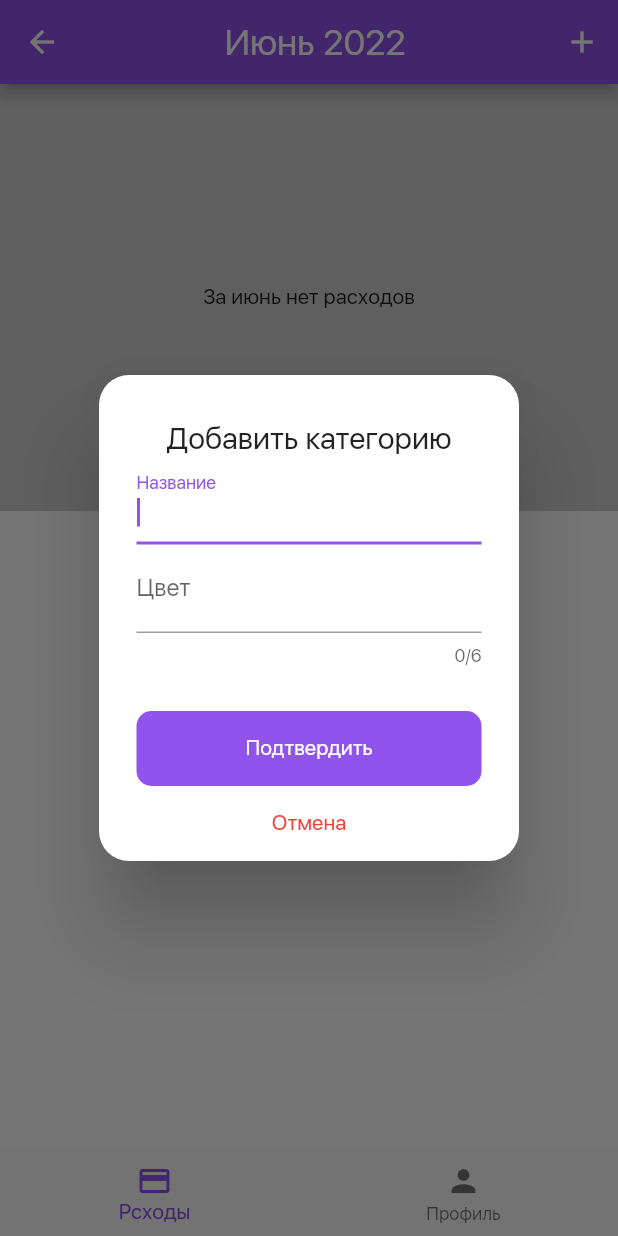
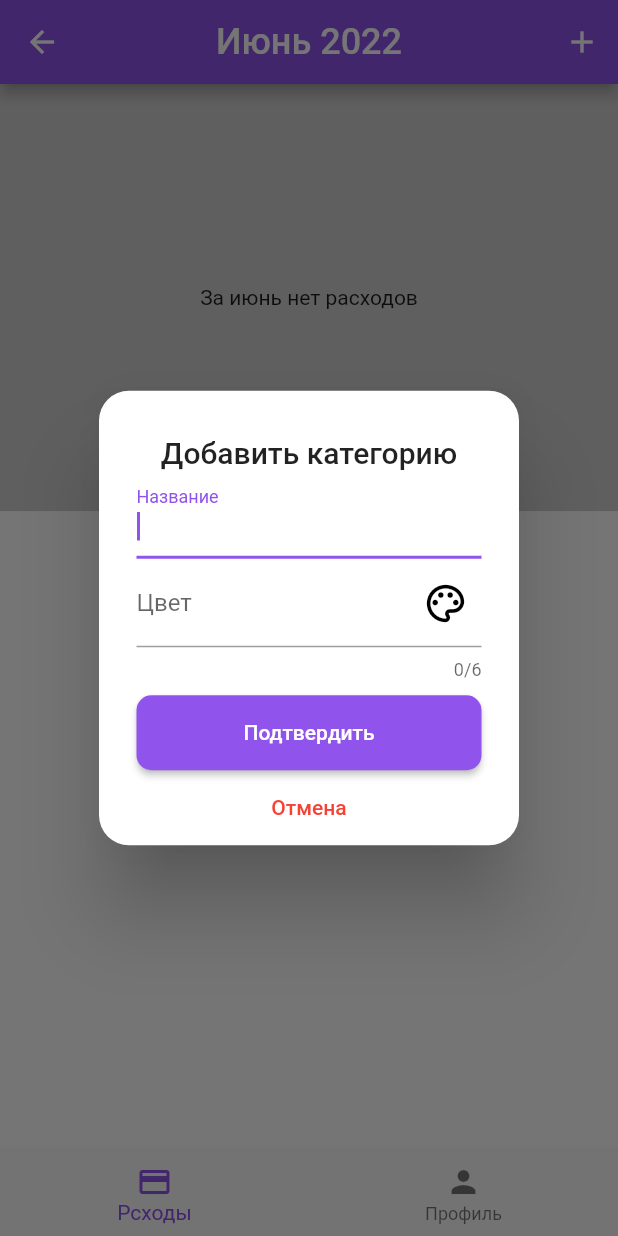
Before and after one commit to iaroshuk-dmitrii/money_tracker, a Flutter app: the MainTabsScreen screen opened by its route, after a tap on the "add" icon, on a phone screen of 412 x 824 dp. Run offline on Flutter 3.47's test engine with Material 2 defaults, Android fonts, the phone set to English and light mode, and no system bars; our stand-ins replace basic_utils, bloc, cloud_firestore, firebase_auth, firebase_core, firebase_storage and 4 more; accounts and stored records are empty; network calls fail.

Commit message:
Провел небольшой рефакторинг, исправл недочеты в графике, добавил иконку приложения

```diff
--- a/lib/business_logic/group_cubit.dart
+++ b/lib/business_logic/group_cubit.dart
@@ -17,7 +17,7 @@ class GroupCubit extends Cubit<GroupState> {
         _authRepository = authRepository,
         super(const GroupState(
           name: '',
-          intColor: '',
+          intColor: 0,
           status: GroupStatus.initial,
           error: '',
         ));
@@ -29,14 +29,15 @@ class GroupCubit extends Cubit<GroupState> {
 
   void colorChanged(String value) {
     log('colorChanged $value');
-    emit(state.copyWith(intColor: value, status: GroupStatus.initial));
+    int intColor = int.tryParse(value, radix: 16) ?? 0;
+    emit(state.copyWith(intColor: intColor, status: GroupStatus.initial));
   }
 
   void resetState() {
     log('resetState');
     emit(const GroupState(
       name: '',
-      intColor: '',
+      intColor: 0,
       status: GroupStatus.initial,
       error: '',
       group: null,
@@ -51,7 +52,7 @@ class GroupCubit extends Cubit<GroupState> {
       if (user != null) {
         CostsGroup group = CostsGroup(
           name: state.name,
-          color: int.tryParse(state.intColor, radix: 16) ?? 0,
+          color: state.intColor,
           costs: [],
         );
         await _firestoreRepository.addGroup(userId: user.uid, group: group);
@@ -85,7 +86,7 @@ enum GroupStatus { initial, inProgress, success, error }
 //------------------------------
 class GroupState {
   final String name;
-  final String intColor;
+  final int intColor;
   final GroupStatus status;
   final String error;
   final CostsGroup? group;
@@ -94,7 +95,7 @@ class GroupState {
 
   GroupState copyWith({
     String? name,
-    String? intColor,
+    int? intColor,
     GroupStatus? status,
     String? error,
     CostsGroup? group,
--- a/lib/repositories/auth_repository.dart
+++ b/lib/repositories/auth_repository.dart
@@ -44,9 +44,7 @@ class AuthRepository {
       }
     } catch (e) {
       throw AuthException('Ошибка, повторите позже.');
-      // throw Exception(e.toString());
     }
-    return null;
   }
 
   Future<User?> getCurrentUser() async {
--- a/lib/ui/navigation.dart
+++ b/lib/ui/navigation.dart
@@ -50,14 +50,19 @@ class MainNavigation {
         Animation<double> secondaryAnimation,
       ) =>
           page,
-        transitionDuration: const Duration(milliseconds: 500),
-        reverseTransitionDuration: const Duration(milliseconds: 500),
+      transitionDuration: const Duration(milliseconds: 250),
+      reverseTransitionDuration: const Duration(milliseconds: 250),
       transitionsBuilder: (
         BuildContext context,
         Animation<double> animation,
         Animation<double> secondaryAnimation,
         Widget child,
       ) =>
-            FadeTransition(opacity: animation, child: child),
-      );
+          SlideTransition(
+            position: Tween<Offset>(
+              begin: const Offset(1, 0),
+              end: Offset.zero,
+            ).animate(animation),
+            child: child,
+          ));
 }
--- a/lib/ui/screens/cost_accounting_screen.dart
+++ b/lib/ui/screens/cost_accounting_screen.dart
@@ -40,15 +40,14 @@ class CostAccountingScreen extends StatelessWidget {
 
 PreferredSizeWidget _monthPickerAppBar(BuildContext context) {
   return AppBar(
+      centerTitle: true,
       title: TextButton(
-        child: Center(
         child: BlocBuilder<FirestoreBloc, FirestoreState>(builder: (context, state) {
           return Text(
             '${StringUtils.capitalize(DateFormat('MMMM').format(state.month))} ${DateFormat('yyyy').format(state.month)}',
             style: const TextStyle(color: Colors.white, fontSize: 24),
           );
         }),
-        ),
         onPressed: () async {
           DateTime? pickedMonth = await _selectMonth(context);
           if (pickedMonth != null) {
@@ -139,7 +138,16 @@ Future<dynamic> _createCostsGroupDialog(BuildContext context) async {
               TextField(
                 keyboardType: TextInputType.text,
                 textAlign: TextAlign.left,
-                decoration: const InputDecoration(labelText: 'Цвет'),
+                decoration: InputDecoration(
+                  labelText: 'Цвет',
+                  suffixIcon: BlocBuilder<GroupCubit, GroupState>(builder: (context, state) {
+                    return Icon(
+                      Icons.palette_outlined,
+                      color: Color(0xFF000000 + state.intColor),
+                      size: 30,
+                    );
+                  }),
+                ),
                 onChanged: (value) => context.read<GroupCubit>().colorChanged(value),
                 maxLength: 6,
                 inputFormatters: <TextInputFormatter>[
@@ -171,25 +179,15 @@ Future<dynamic> _deleteCostGroupDialog({required BuildContext context, required
         },
         child: CustomAlertDialog(
           title: Center(
-            child: Row(
-              mainAxisAlignment: MainAxisAlignment.center,
+            child: RichText(
+              text: TextSpan(
+                text: 'Удалить категорию ',
+                style: const TextStyle(fontSize: 16, color: Colors.black),
                 children: [
-                const Text(
-                  'Удалить категорию ',
-                  style: TextStyle(fontSize: 16),
+                  TextSpan(text: costsGroup.name, style: kPurpleTextStyle),
+                  const TextSpan(text: '?'),
+                ],
               ),
-                Flexible(
-                  child: Text(
-                    costsGroup.name,
-                    style: kPurpleTextStyle,
-                    overflow: TextOverflow.ellipsis,
-                  ),
-                ),
-                const Text(
-                  '?',
-                  style: TextStyle(fontSize: 16),
-                ),
-              ],
             ),
           ),
           onConfirm: () => context.read<GroupCubit>().deleteGroup(costsGroup),
@@ -212,7 +210,7 @@ class _CostsGroupsList extends StatelessWidget {
           itemBuilder: (context, index) => CAListTitle(
             title: state.costsGroups[index].name,
             subtitle: state.costsGroups[index].totalCosts != 0.0
-                ? 'Всего: ' + state.costsGroups[index].totalCosts.toString()
+                ? 'Всего: ${state.costsGroups[index].totalCosts}'
                 : 'Добавить расход',
             iconColor: Color(0xFF000000 + state.costsGroups[index].color),
             onTap: () {
@@ -285,9 +283,6 @@ Future<dynamic> _createCostsDialog({required BuildContext context, required Cost
                     labelText: 'Введите сумму',
                     labelStyle: TextStyle(color: kPurpleColor),
                     enabledBorder: OutlineInputBorder(
-                      borderSide: BorderSide(
-                        color: kPurpleColor,
-                      ),
                       borderRadius: BorderRadius.all(Radius.circular(15.0)),
                     ),
                     focusedBorder: OutlineInputBorder(
--- a/lib/ui/screens/profile_screen.dart
+++ b/lib/ui/screens/profile_screen.dart
@@ -7,7 +7,6 @@ import 'package:money_tracker/business_logic/image_picker_bloc.dart';
 import 'package:money_tracker/business_logic/login_cubit.dart';
 import 'package:money_tracker/business_logic/profile_bloc.dart';
 import 'package:money_tracker/ui/constants.dart';
-import 'package:money_tracker/ui/navigation.dart';
 import 'package:money_tracker/ui/widgets/purple_text_button.dart';
 
 class ProfileScreen extends StatelessWidget {
@@ -19,7 +18,10 @@ class ProfileScreen extends StatelessWidget {
     return Material(
       child: Column(
         children: [
-          AppBar(title: const Center(child: Text('Профиль'))),
+          AppBar(
+            centerTitle: true,
+            title: const Text('Профиль'),
+          ),
           Padding(
             padding: const EdgeInsets.all(25.0),
             child: Column(
@@ -32,24 +34,7 @@ class ProfileScreen extends StatelessWidget {
                     mainAxisAlignment: MainAxisAlignment.start,
                     crossAxisAlignment: CrossAxisAlignment.stretch,
                     children: [
-                      GestureDetector(
-                        onTap: () {
-                          BlocProvider.of<ImagePickerBloc>(context).add(ImagePickerSelectedEvent());
-                        },
-                        child: BlocBuilder<AuthBloc, AuthState>(builder: (context, state) {
-                          BlocProvider.of<ImagePickerBloc>(context).add(ImagePickerResetEvent());
-                          if (state is AuthAuthenticatedState) {
-                            String? photo = state.user?.photoURL;
-                            return BlocBuilder<ImagePickerBloc, ImagePickerState>(builder: (context, state) {
-                              if (state is ImagePickerSelectedState) {
-                                return _Avatar(photoUrl: photo, photoFile: File(state.image.path));
-                              }
-                              return _Avatar(photoUrl: photo);
-                            });
-                          }
-                          return const _Avatar();
-                        }),
-                      ),
+                      const _AvatarWidget(),
                       const SizedBox(width: 20.0),
                       ConstrainedBox(
                         constraints: const BoxConstraints(maxWidth: 200),
@@ -64,7 +49,6 @@ class ProfileScreen extends StatelessWidget {
                               }
                               return const SizedBox.shrink();
                             }),
-                            // const SizedBox(height: 13),
                             PurpleTextButton(
                               buttonTitle: 'Выйти',
                               onPressed: () {
@@ -74,7 +58,6 @@ class ProfileScreen extends StatelessWidget {
                           ],
                         ),
                       ),
-                      // const Expanded(child: SizedBox.shrink()),
                     ],
                   ),
                 ),
@@ -84,6 +67,34 @@ class ProfileScreen extends StatelessWidget {
           ),
         ],
       ),
+    );
+  }
+}
+
+class _AvatarWidget extends StatelessWidget {
+  const _AvatarWidget({
+    Key? key,
+  }) : super(key: key);
+
+  @override
+  Widget build(BuildContext context) {
+    return GestureDetector(
+      onTap: () {
+        BlocProvider.of<ImagePickerBloc>(context).add(ImagePickerSelectedEvent());
+      },
+      child: BlocBuilder<AuthBloc, AuthState>(builder: (context, state) {
+        BlocProvider.of<ImagePickerBloc>(context).add(ImagePickerResetEvent());
+        if (state is AuthAuthenticatedState) {
+          String? photo = state.user?.photoURL;
+          return BlocBuilder<ImagePickerBloc, ImagePickerState>(builder: (context, state) {
+            if (state is ImagePickerSelectedState) {
+              return _Avatar(photoFile: File(state.image.path));
+            }
+            return _Avatar(photoUrl: photo);
+          });
+        }
+        return const _Avatar();
+      }),
     );
   }
 }
@@ -118,19 +129,21 @@ class _Avatar extends StatelessWidget {
 
   @override
   Widget build(BuildContext context) {
-    ImageProvider? _photo;
+    ImageProvider? photo;
+    Widget? child;
     if (photoFile != null) {
-      _photo = FileImage(photoFile!);
+      photo = FileImage(photoFile!);
     } else if (photoUrl != null) {
-      _photo = NetworkImage(photoUrl!);
+      photo = NetworkImage(photoUrl!);
     }
-    //
+    if (photoUrl == null && photoFile == null) {
+      child = const Icon(Icons.photo_camera, color: kDarkGray, size: 35);
+    }
     return CircleAvatar(
       backgroundColor: kLightGray,
       radius: 40,
-      foregroundImage: _photo,
-      child:
-          (photoUrl == null && photoFile == null) ? const Icon(Icons.photo_camera, color: kDarkGray, size: 35) : null,
+      foregroundImage: photo,
+      child: child,
     );
   }
 }
--- a/lib/ui/theme.dart
+++ b/lib/ui/theme.dart
@@ -5,6 +5,5 @@ abstract class AppTheme {
   static ThemeData light = ThemeData(
     primarySwatch: kMaterialPurpleColor,
     scaffoldBackgroundColor: Colors.white,
-    fontFamily: 'SanFrancisco',
   );
 }
--- a/lib/ui/widgets/custom_alert_dialog.dart
+++ b/lib/ui/widgets/custom_alert_dialog.dart
@@ -33,7 +33,7 @@ class CustomAlertDialog extends StatelessWidget {
         ),
       ],
       shape: const RoundedRectangleBorder(borderRadius: BorderRadius.all(Radius.circular(20.0))),
-      titlePadding: const EdgeInsets.symmetric(vertical: 30, horizontal: 25.0),
+      titlePadding: const EdgeInsets.fromLTRB(25.0, 30.0, 25.0, 10.0),
       actionsPadding: const EdgeInsets.symmetric(horizontal: 25.0),
     );
   }
--- a/lib/ui/widgets/purple_text_button.dart
+++ b/lib/ui/widgets/purple_text_button.dart
@@ -10,23 +10,18 @@ class PurpleTextButton extends StatelessWidget {
 
   @override
   Widget build(BuildContext context) {
-    return TextButton(
+    return ElevatedButton(
+      style: ElevatedButton.styleFrom(
+        shape: RoundedRectangleBorder(borderRadius: BorderRadius.circular(10.0)),
+        padding: EdgeInsets.zero,
+        primary: loading ? kLightGray : null,
+        alignment: Alignment.center,
+        fixedSize: const Size(double.infinity, 50.0),
+      ),
+      onPressed: onPressed,
       child: Center(
         child: loading ? const CircularProgressIndicator(color: Colors.white) : Text(buttonTitle),
       ),
-      style: ButtonStyle(
-        fixedSize: MaterialStateProperty.all<Size>(const Size(double.infinity, 50.0)),
-        backgroundColor:
-            loading ? MaterialStateProperty.all<Color>(kLightGray) : MaterialStateProperty.all<Color>(kPurpleColor),
-        foregroundColor: MaterialStateProperty.all<Color>(Colors.white),
-        shape: MaterialStateProperty.all<RoundedRectangleBorder>(
-          RoundedRectangleBorder(
-            borderRadius: BorderRadius.circular(10.0),
-          ),
-        ),
-        padding: MaterialStateProperty.all<EdgeInsetsGeometry>(EdgeInsets.zero),
-      ),
-      onPressed: onPressed,
     );
   }
 }
--- a/lib/ui/widgets/white_text_button.dart
+++ b/lib/ui/widgets/white_text_button.dart
@@ -11,22 +11,18 @@ class WhiteTextButton extends StatelessWidget {
   @override
   Widget build(BuildContext context) {
     return TextButton(
+      style: TextButton.styleFrom(
+        shape: RoundedRectangleBorder(borderRadius: BorderRadius.circular(10.0)),
+        padding: EdgeInsets.zero,
+        primary: Colors.red,
+        backgroundColor: loading ? kLightGray : null,
+        alignment: Alignment.center,
+        fixedSize: const Size(double.infinity, 50.0),
+      ),
+      onPressed: onPressed,
       child: Center(
         child: loading ? const CircularProgressIndicator(color: Colors.white) : Text(buttonTitle),
       ),
-      style: ButtonStyle(
-        fixedSize: MaterialStateProperty.all<Size>(const Size(double.infinity, 50.0)),
-        backgroundColor:
-            loading ? MaterialStateProperty.all<Color>(kLightGray) : MaterialStateProperty.all<Color>(Colors.white),
-        foregroundColor: MaterialStateProperty.all<Color>(Colors.red),
-        shape: MaterialStateProperty.all<RoundedRectangleBorder>(
-          RoundedRectangleBorder(
-            borderRadius: BorderRadius.circular(10.0),
-          ),
-        ),
-        padding: MaterialStateProperty.all<EdgeInsetsGeometry>(EdgeInsets.zero),
-      ),
-      onPressed: onPressed,
     );
   }
 }
```
Also changed, not shown: lib/ui/constants.dart (+2 -5 lines), lib/ui/screens/cost_data_screen.dart (+6 -1 lines), lib/ui/screens/login_screen.dart (+4 -7 lines), lib/ui/screens/test_screen.dart (deleted, +0 -41 lines), lib/ui/widgets/cost_accounting_list_title.dart (+5 -5 lines), lib/utils/text_color_for_background.dart (added, +8 -0 lines), pubspec.yaml (+12 -11 lines), assets/fonts/sf_ui_display/bold.ttf (deleted), assets/fonts/sf_ui_display/regular.ttf (deleted), 5 other files. Lines whose indentation alone changed are shown as unchanged.
